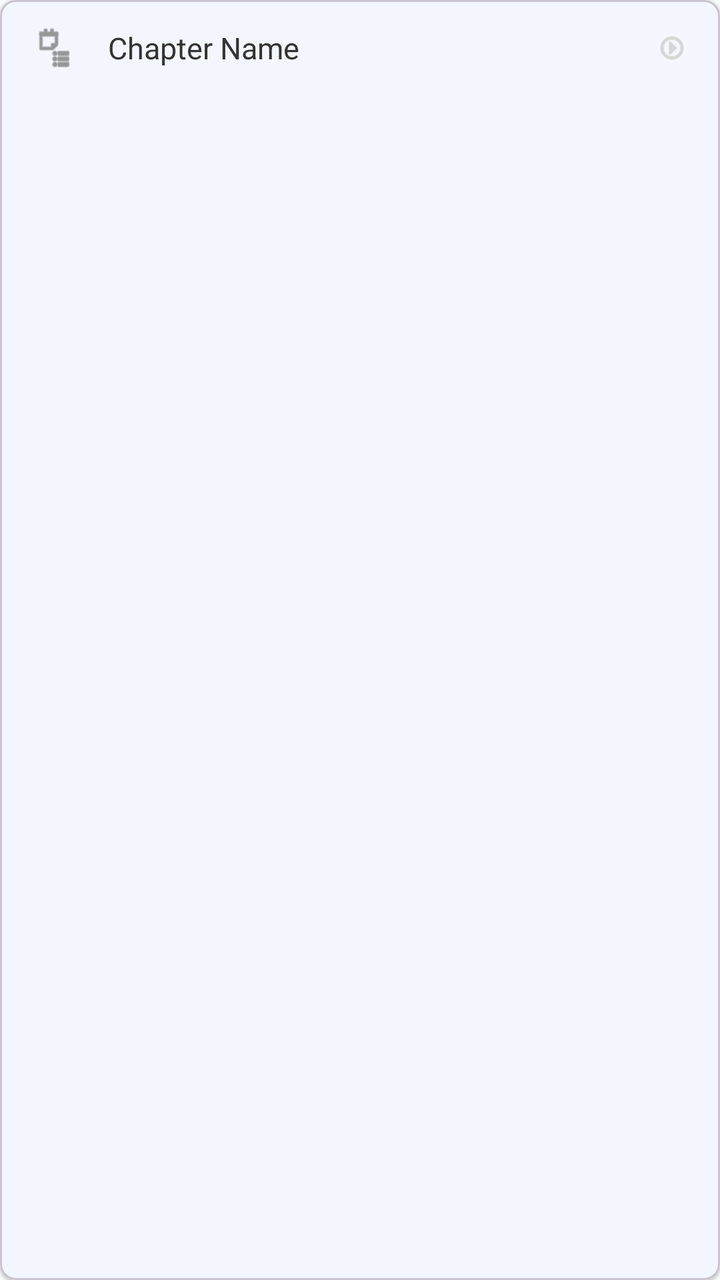
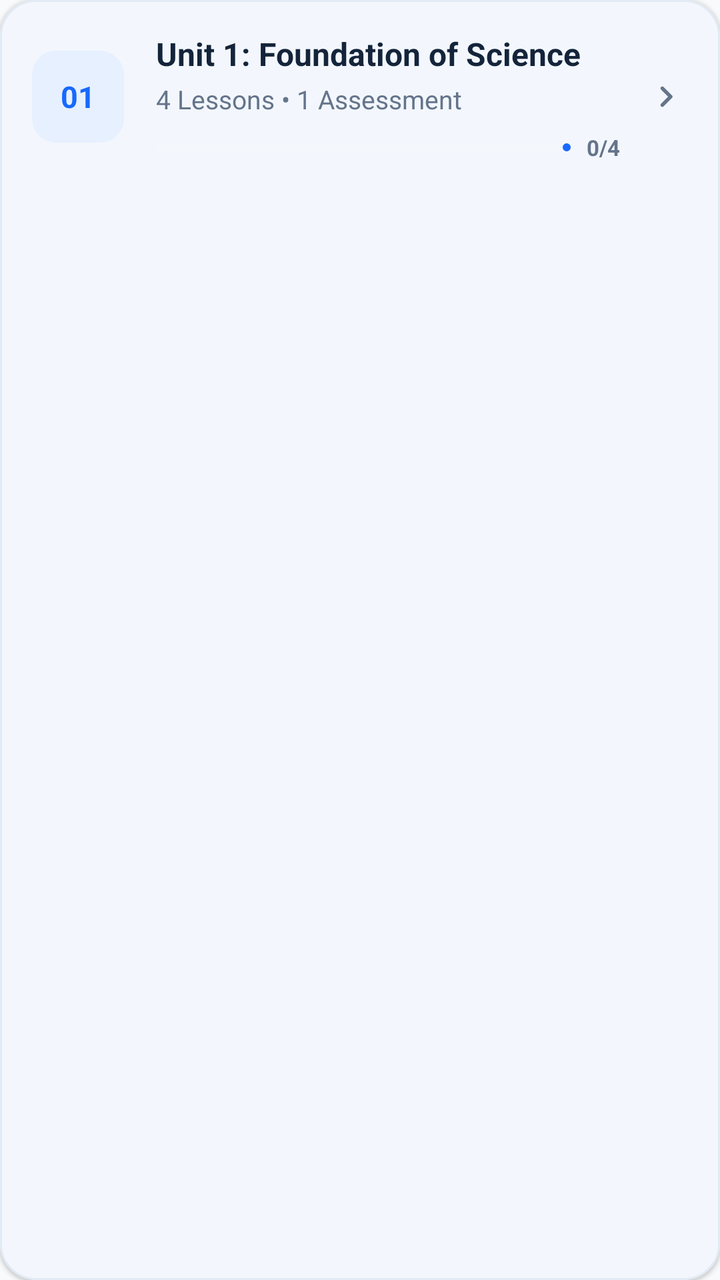

The first picture is an Android layout as it rendered before a commit; the second is the same layout after the commit. The layout source and the unified diff follow.
<!-- AndroidManifest.xml: application theme Theme.TestApp -->
<!-- res/layout/item_chapter.xml -->
<?xml version="1.0" encoding="utf-8"?>
<com.google.android.material.card.MaterialCardView xmlns:android="http://schemas.android.com/apk/res/android"
    xmlns:app="http://schemas.android.com/apk/res-auto"
    android:layout_width="match_parent"
    android:layout_height="wrap_content"
    android:layout_marginBottom="8dp"
    android:clickable="true"
    android:focusable="true"
    android:foreground="?attr/selectableItemBackground"
    app:cardCornerRadius="8dp"
    app:cardElevation="1dp"
    app:cardUseCompatPadding="false">

    <LinearLayout
        android:layout_width="match_parent"
        android:layout_height="48dp"
        android:gravity="center_vertical"
        android:orientation="horizontal"
        android:paddingHorizontal="16dp">

        <ImageView
            android:layout_width="22dp"
            android:layout_height="22dp"
            android:src="@android:drawable/ic_menu_agenda"
            app:tint="#555555" />

        <TextView
            android:id="@+id/tvChapterName"
            android:layout_width="0dp"
            android:layout_height="wrap_content"
            android:layout_weight="1"
            android:layout_marginStart="16dp"
            android:text="Chapter Name"
            android:textColor="#333333"
            android:textSize="15sp" />

        <ImageView
            android:layout_width="16dp"
            android:layout_height="16dp"
            android:src="@android:drawable/ic_menu_more"
            android:rotation="270"
            app:tint="#BDBDBD" />

    </LinearLayout>
</com.google.android.material.card.MaterialCardView>
<!-- resources referenced by this layout -->
<resources>
  <style name="Theme.TestApp" parent="Base.Theme.TestApp" />
  <style name="Base.Theme.TestApp" parent="Theme.Material3.DayNight.NoActionBar">
          
          <item name="colorPrimary">@color/blue_600</item>
          <item name="colorOnPrimary">@color/white</item>
          <item name="colorPrimaryContainer">@color/blue_500</item>
          <item name="colorOnPrimaryContainer">@color/white</item>
  
          
          <item name="colorSecondary">@color/slate_700</item>
          <item name="colorOnSecondary">@color/white</item>
          <item name="colorSecondaryContainer">@color/indigo_50</item>
          <item name="colorOnSecondaryContainer">@color/blue_600</item>
  
          
          <item name="android:windowBackground">@color/slate_50</item>
          <item name="colorSurface">@color/white</item>
          <item name="colorOnSurface">@color/slate_900</item>
          <item name="colorSurfaceVariant">@color/surface_variant_light</item>
          <item name="colorOnSurfaceVariant">@color/slate_700</item>
          <item name="colorOutline">@color/slate_200</item>
  
          
          <item name="android:textColorPrimary">@color/slate_900</item>
          <item name="android:textColorSecondary">@color/slate_500</item>
  
          
          <item name="android:statusBarColor">@color/white</item>
          <item name="android:windowLightStatusBar">true</item>
  
          
          <item name="itemIconTint">@color/nav_item_colors</item>
          <item name="itemTextColor">@color/nav_item_colors</item>
      </style>
  <color name="blue_600">#2563EB</color>
  <color name="white">#FFFFFFFF</color>
  <color name="blue_500">#3B82F6</color>
  <color name="slate_700">#334155</color>
  <color name="indigo_50">#E0E7FF</color>
  <color name="slate_50">#F8FAFC</color>
  <color name="slate_900">#0F172A</color>
  <color name="surface_variant_light">#F3F4F6</color>
  <color name="slate_200">#E2E8F0</color>
  <color name="slate_500">#64748B</color>
</resources>

<!-- the commit's change to res/layout/item_chapter.xml (unified diff, before → after) -->
@@ -1,45 +1,103 @@
 <?xml version="1.0" encoding="utf-8"?>
 <com.google.android.material.card.MaterialCardView xmlns:android="http://schemas.android.com/apk/res/android"
     xmlns:app="http://schemas.android.com/apk/res-auto"
+    android:id="@+id/cardChapterRoot"
     android:layout_width="match_parent"
     android:layout_height="wrap_content"
-    android:layout_marginBottom="8dp"
+    android:layout_marginBottom="12dp"
     android:clickable="true"
     android:focusable="true"
     android:foreground="?attr/selectableItemBackground"
-    app:cardCornerRadius="8dp"
+    app:cardBackgroundColor="@color/white"
+    app:cardCornerRadius="18dp"
     app:cardElevation="1dp"
-    app:cardUseCompatPadding="false">
+    app:strokeColor="@color/course_card_stroke"
+    app:strokeWidth="1dp">
 
     <LinearLayout
         android:layout_width="match_parent"
-        android:layout_height="48dp"
+        android:layout_height="wrap_content"
         android:gravity="center_vertical"
+        android:minHeight="84dp"
         android:orientation="horizontal"
-        android:paddingHorizontal="16dp">
+        android:padding="16dp">
+
+        <TextView
+            android:id="@+id/tvChapterNumber"
+            android:layout_width="46dp"
+            android:layout_height="46dp"
+            android:background="@drawable/bg_unit_pill"
+            android:gravity="center"
+            android:importantForAccessibility="no"
+            android:text="01"
+            android:textColor="@color/course_blue"
+            android:textSize="15sp"
+            android:textStyle="bold" />
+
+        <LinearLayout
+            android:layout_width="0dp"
+            android:layout_height="wrap_content"
+            android:layout_marginStart="16dp"
+            android:layout_marginEnd="12dp"
+            android:layout_weight="1"
+            android:orientation="vertical">
+
+            <TextView
+                android:id="@+id/tvChapterName"
+                android:layout_width="match_parent"
+                android:layout_height="wrap_content"
+                android:text="Unit 1: Foundation of Science"
+                android:textColor="@color/course_text_primary"
+                android:textSize="16sp"
+                android:textStyle="bold" />
+
+            <TextView
+                android:id="@+id/tvChapterMeta"
+                android:layout_width="match_parent"
+                android:layout_height="wrap_content"
+                android:layout_marginTop="3dp"
+                android:text="4 Lessons • 1 Assessment"
+                android:textColor="@color/course_text_secondary"
+                android:textSize="13sp" />
+
+            <LinearLayout
+                android:id="@+id/layoutChapterProgress"
+                android:layout_width="match_parent"
+                android:layout_height="wrap_content"
+                android:layout_marginTop="8dp"
+                android:gravity="center_vertical"
+                android:orientation="horizontal">
+
+                <com.google.android.material.progressindicator.LinearProgressIndicator
+                    android:id="@+id/chapterProgressBar"
+                    android:layout_width="0dp"
+                    android:layout_height="wrap_content"
+                    android:layout_weight="1"
+                    android:progress="0"
+                    app:indicatorColor="@color/course_blue"
+                    app:trackColor="@color/course_background"
+                    app:trackCornerRadius="2dp"
+                    app:trackThickness="4dp" />
+
+                <TextView
+                    android:id="@+id/tvChapterProgressStatus"
+                    android:layout_width="wrap_content"
+                    android:layout_height="wrap_content"
+                    android:layout_marginStart="8dp"
+                    android:text="0/4"
+                    android:textColor="@color/course_text_secondary"
+                    android:textSize="11sp"
+                    android:textStyle="bold" />
+            </LinearLayout>
+        </LinearLayout>
 
         <ImageView
+            android:id="@+id/ivChapterChevron"
             android:layout_width="22dp"
             android:layout_height="22dp"
-            android:src="@android:drawable/ic_menu_agenda"
-            app:tint="#555555" />
-
-        <TextView
-            android:id="@+id/tvChapterName"
-            android:layout_width="0dp"
-            android:layout_height="wrap_content"
-            android:layout_weight="1"
-            android:layout_marginStart="16dp"
-            android:text="Chapter Name"
-            android:textColor="#333333"
-            android:textSize="15sp" />
-
-        <ImageView
-            android:layout_width="16dp"
-            android:layout_height="16dp"
-            android:src="@android:drawable/ic_menu_more"
-            android:rotation="270"
-            app:tint="#BDBDBD" />
+            android:contentDescription="@null"
+            android:src="@drawable/ic_chevron_right"
+            app:tint="@color/course_text_secondary" />
 
     </LinearLayout>
 </com.google.android.material.card.MaterialCardView>
<!-- resource entries referenced after the edit -->
@@ -1,6 +1,12 @@
 <!-- resources referenced by this layout -->
 <resources>
+  <color name="course_background">#F4F7FC</color>
+  <color name="course_blue">#1769FF</color>
+  <color name="course_card_stroke">#E2EAF5</color>
+  <color name="course_text_primary">#14243A</color>
+  <color name="course_text_secondary">#64748B</color>
   <style name="Theme.TestApp" parent="Base.Theme.TestApp" />
+  <color name="course_blue_light">#E7F0FF</color>
   <style name="Base.Theme.TestApp" parent="Theme.Material3.DayNight.NoActionBar">
           
           <item name="colorPrimary">@color/blue_600</item>
@@ -36,6 +42,23 @@
       </style>
   <color name="blue_600">#2563EB</color>
   <color name="white">#FFFFFFFF</color>
+  <!-- drawable bg_unit_pill (drawable) -->
+  <?xml version="1.0" encoding="utf-8"?>
+  <shape xmlns:android="http://schemas.android.com/apk/res/android"
+      android:shape="rectangle">
+      <solid android:color="@color/course_blue_light" />
+      <corners android:radius="12dp" />
+  </shape>
+  <!-- drawable ic_chevron_right (drawable) -->
+  <vector xmlns:android="http://schemas.android.com/apk/res/android"
+      android:width="24dp"
+      android:height="24dp"
+      android:viewportWidth="24"
+      android:viewportHeight="24">
+      <path
+          android:fillColor="#FF000000"
+          android:pathData="M9.29,15.88L13.17,12L9.29,8.12c-0.39,-0.39 -0.39,-1.02 0,-1.41c0.39,-0.39 1.02,-0.39 1.41,0l4.59,4.59c0.39,0.39 0.39,1.02 0,1.41L10.7,17.3c-0.39,0.39 -1.02,0.39 -1.41,0C8.91,16.9 8.91,16.27 9.29,15.88z" />
+  </vector>
   <color name="blue_500">#3B82F6</color>
   <color name="slate_700">#334155</color>
   <color name="indigo_50">#E0E7FF</color>
